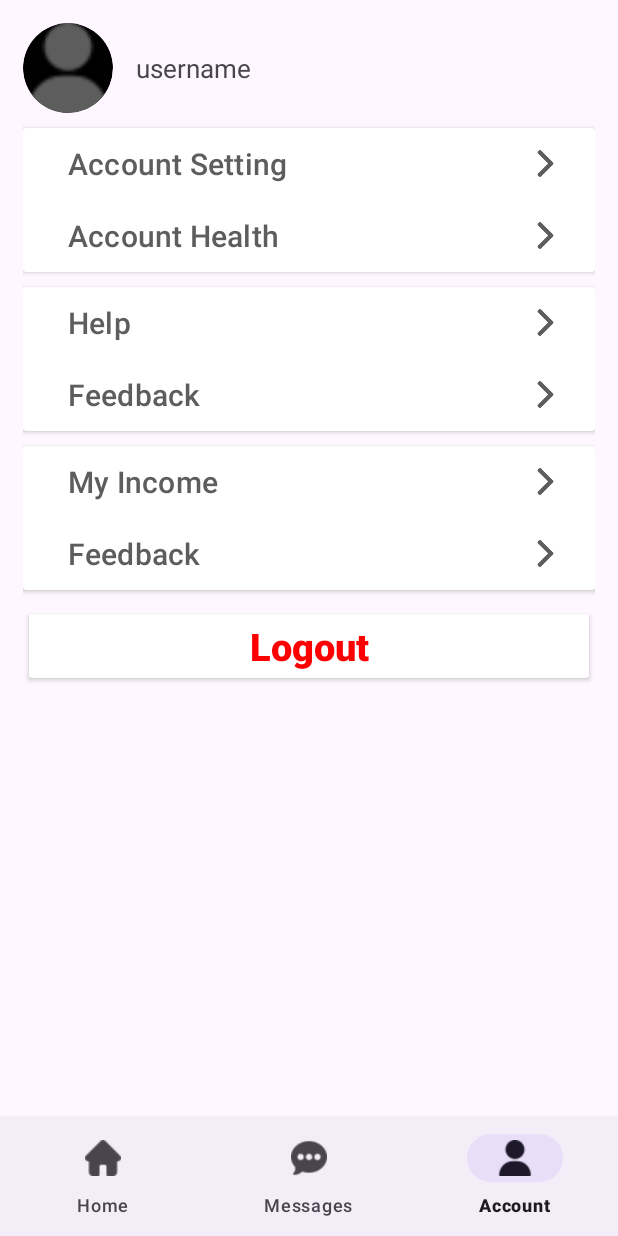
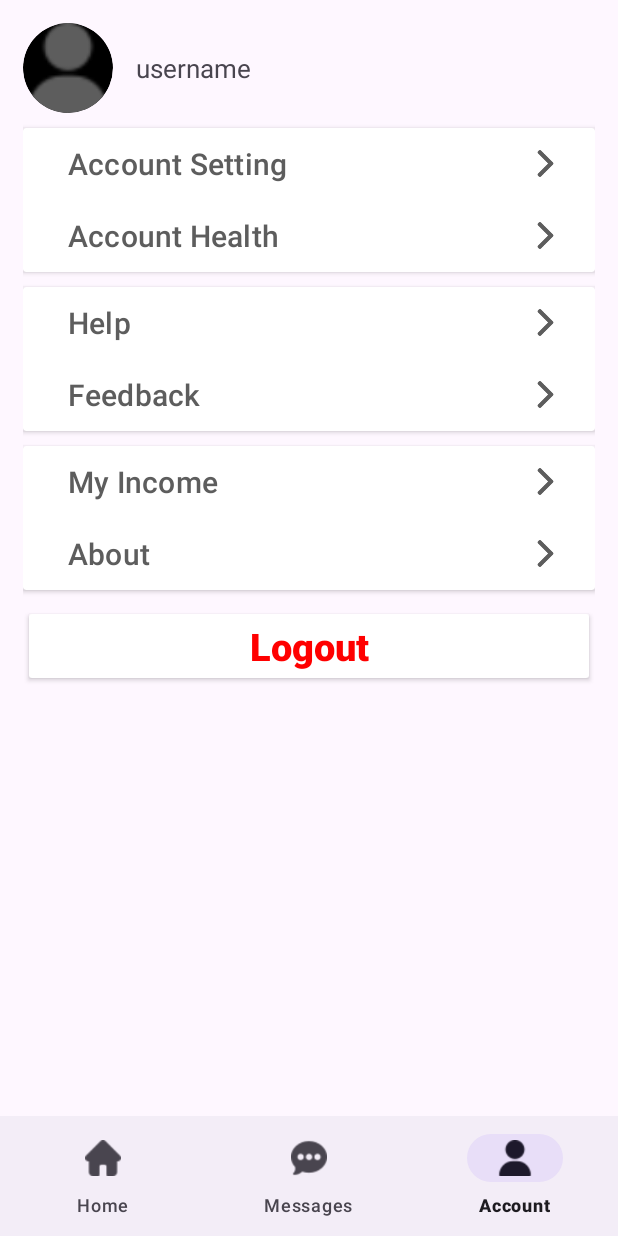
Before and after one commit to IshaTanveer/seller-section, an Android app: the screen it shows after launch once a user with an empty profile is signed in (OpeningActivity), item 3 of the bottom bar chosen, on a phone screen of 412 x 824 dp. Run offline under Robolectric (Android 15) with nearby library versions, the phone set to English and light mode, and no system bars; our stand-ins replace Firebase (no records; nobody signed in at launch, a user with empty details on screens opened directly).

Commit message:
account page UI commit

```diff
--- a/app/src/main/res/layout/fragment_account.xml
+++ b/app/src/main/res/layout/fragment_account.xml
@@ -8,13 +8,16 @@
     android:padding="15dp">
 
     <ImageView
+        android:id="@+id/userPfp"
         android:layout_width="60dp"
         android:layout_height="60dp"
-        android:id="@+id/userPfp"
-        android:src="@drawable/user"
         android:background="@drawable/round_image"
         android:backgroundTint="@color/black"
-        android:clipToOutline="true"/>
+        android:clipToOutline="true"
+        android:contentDescription="@string/user_profile_photo"
+        android:src="@drawable/user"
+        app:layout_constraintStart_toStartOf="parent"
+        app:layout_constraintTop_toTopOf="parent" />
 
     <TextView
         android:id="@+id/usernameText"
@@ -157,7 +160,7 @@
                 android:layout_width="match_parent"
                 android:layout_height="wrap_content"
                 android:id="@+id/aboutButton"
-                android:text="@string/feedback"
+                android:text="@string/about"
                 app:iconTint="@color/grey"
                 android:textColor="@color/grey"
                 android:textAlignment="textStart"
--- a/app/src/main/res/values/strings.xml
+++ b/app/src/main/res/values/strings.xml
@@ -28,4 +28,6 @@
     <string name="my_income">My Income</string>
     <string name="logout">Logout</string>
     <string name="username">username</string>
+    <string name="user_profile_photo">User profile photo</string>
+    <string name="about">About</string>
 </resources>
```
